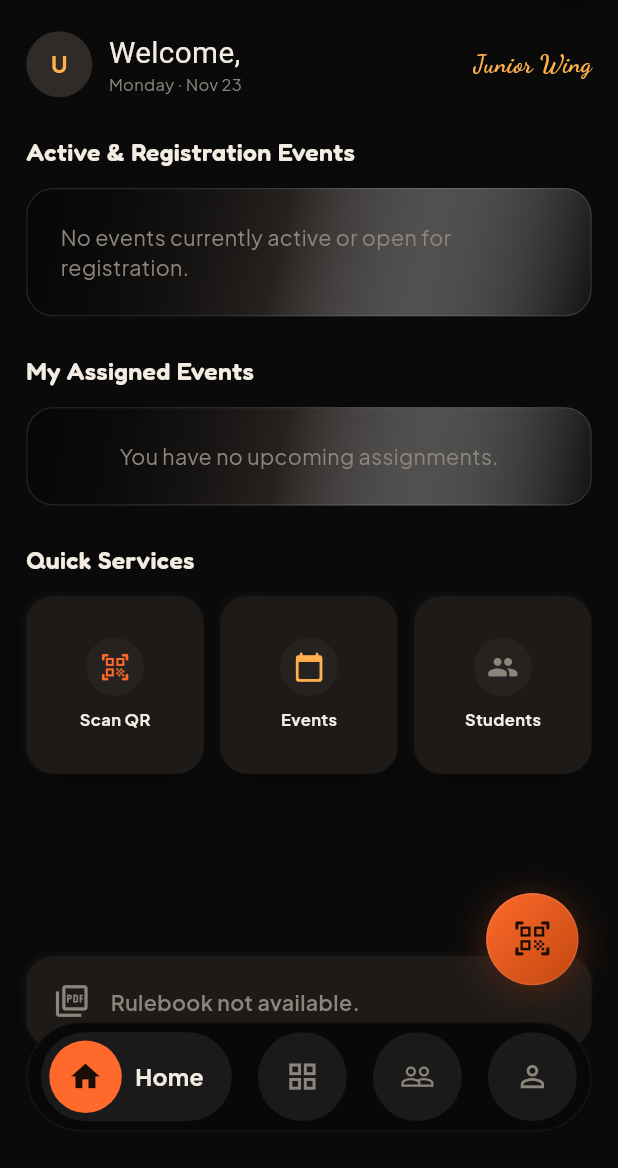
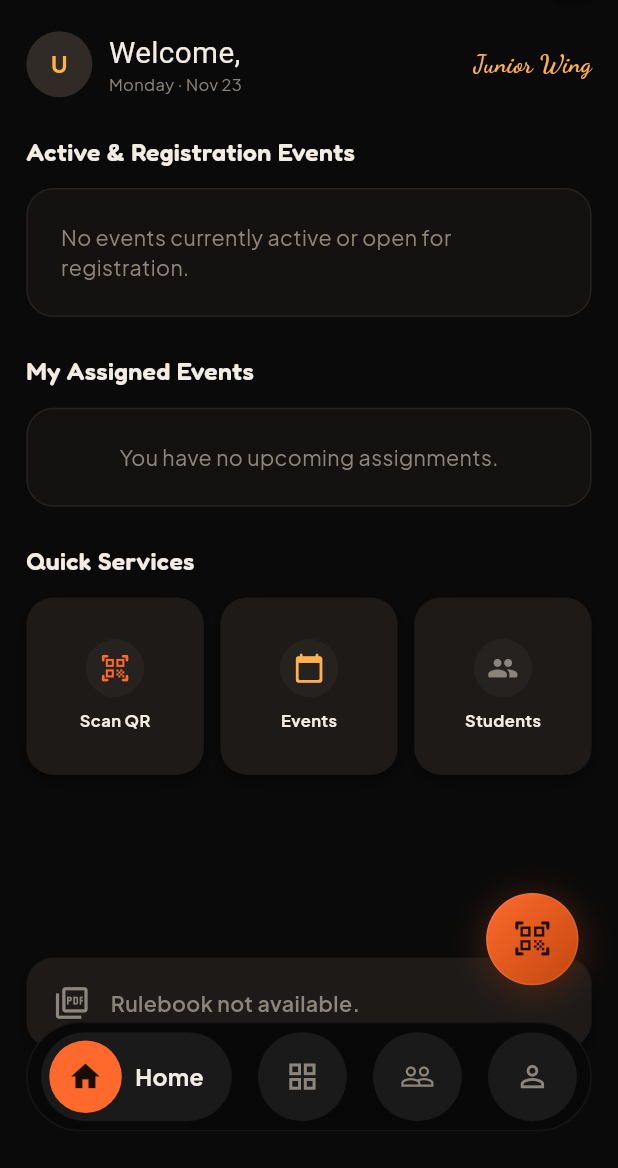
Before and after one commit to chethann04/LITOPS, a Flutter app: the screen it shows once a user with an empty profile is signed in, on a phone screen of 412 x 824 dp, the part 68-1236 px from its top. Run offline on Flutter 3.47's test engine with Material 3 defaults, Android fonts, the phone set to English and light mode, and no system bars; our stand-ins replace connectivity_plus, csv, file_picker, firebase_core, firebase_messaging, fl_chart and 14 more; missing offline and left inert: excel, mobile_scanner; accounts and stored records are empty; network calls fail; Roboto replaces fonts that are missing (Satisfy).

Commit message:
Remove shining gradient and translucent white highlights from ClayInsetCard and ClayCard in favor of sleek matte finish

```diff
--- a/litops/lib/core/widgets/common_widgets.dart
+++ b/litops/lib/core/widgets/common_widgets.dart
@@ -153,11 +153,6 @@ class ClayCard extends StatelessWidget {
             offset: Offset(0, 4),
             blurRadius: 8,
           ),
-          BoxShadow(
-            color: Color(0x0AFFFFFF),
-            offset: Offset(-1, -1),
-            blurRadius: 3,
-          ),
         ],
       ),
       child: Material(
@@ -193,7 +188,7 @@ class ClayInsetCard extends StatelessWidget {
   @override
   Widget build(BuildContext context) {
     final br = BorderRadius.circular(borderRadius);
-    final bg = color ?? LitColors.clay2;
+    final bg = color ?? const Color(0xFF141211);
 
     Widget content = child;
     if (padding != null) {
@@ -209,17 +204,7 @@ class ClayInsetCard extends StatelessWidget {
         borderRadius: br,
         border: border != null
             ? Border.fromBorderSide(border!)
-            : Border.all(color: const Color(0x1FFFFFFF), width: 0.8),
-        gradient: LinearGradient(
-          begin: Alignment.topLeft,
-          end: Alignment.bottomRight,
-          colors: [
-            const Color(0x40000000),
-            bg,
-            const Color(0x08FFFFFF),
-          ],
-          stops: const [0.0, 0.45, 1.0],
-        ),
+            : Border.all(color: LitColors.border, width: 1.0),
       ),
       child: Material(
         color: Colors.transparent,
```
